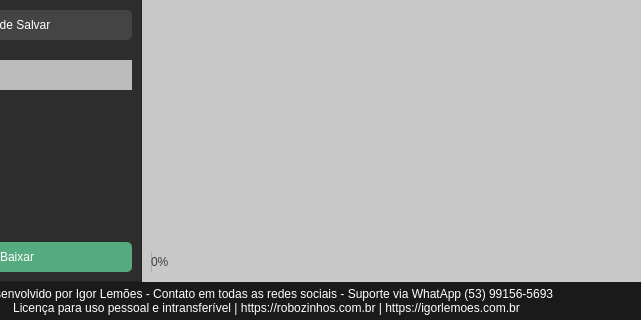
igorxavier/DownloaderTinTube, file main.ui: the form before one commit; both pictures show x 108 to 749 and y 238 to 558 of the 749 by 558 pixel window.
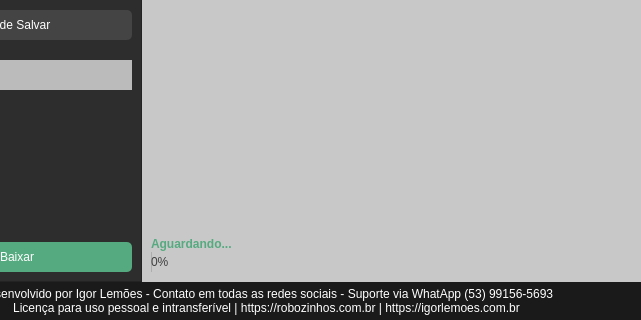
The form after the commit. Icons and pictures are not drawn.

Patch:
```diff
--- a/main.ui
+++ b/main.ui
@@ -761,6 +761,21 @@
               <property name="bottomMargin">
                <number>0</number>
               </property>
+              <item>
+               <widget class="QLabel" name="lbl_pro_bar">
+                <property name="font">
+                 <font>
+                  <bold>true</bold>
+                 </font>
+                </property>
+                <property name="styleSheet">
+                 <string notr="true">color: rgb(85, 170, 127);</string>
+                </property>
+                <property name="text">
+                 <string>Aguardando...</string>
+                </property>
+               </widget>
+              </item>
               <item>
                <widget class="QProgressBar" name="pro_bar">
                 <property name="sizePolicy">
```
Left out of the diff: 4 changed lines with no effect on the pictures.
